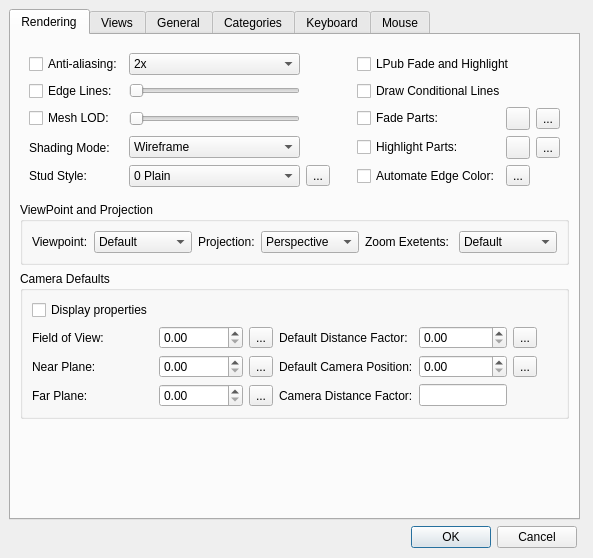
Above: lclib/qt/lc_qpreferencesdialog.ui from trevorsandy/lpub3d-ci before the change. Below: the same form after it.
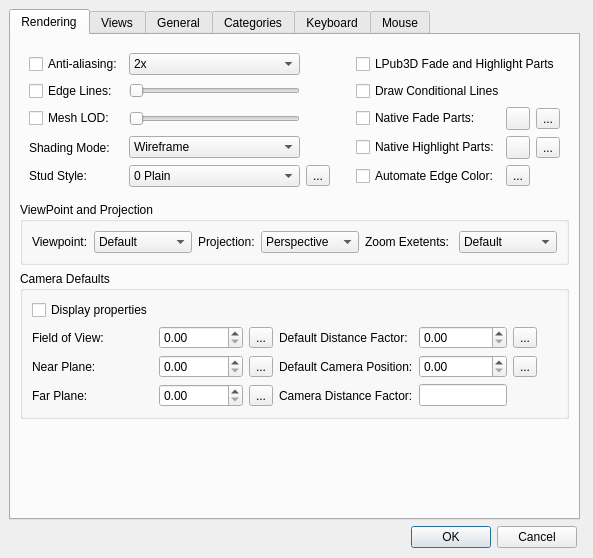
That is the form after the change. Icons and pictures are not drawn.

Commit message: Improve integration of BuildMods with fade steps and highlight step #776

```diff
--- a/lclib/qt/lc_qpreferencesdialog.ui
+++ b/lclib/qt/lc_qpreferencesdialog.ui
@@ -619,7 +619,7 @@
            <string>Enable visual editor fade parts behaviour</string>
           </property>
           <property name="text">
-           <string>Fade Parts:</string>
+           <string>Native Fade Parts:</string>
           </property>
          </widget>
         </item>
@@ -646,7 +646,7 @@
            <string>Enable visual editor highlight parts behaviour</string>
           </property>
           <property name="text">
-           <string>Highlight Parts:</string>
+           <string>Native Highlight Parts:</string>
           </property>
          </widget>
         </item>
@@ -694,13 +694,13 @@
           </property>
          </widget>
         </item>
-        <item row="0" column="3" colspan="2">
+        <item row="0" column="3" colspan="3">
          <widget class="QCheckBox" name="LPubFadeHighlight">
           <property name="toolTip">
            <string>Make faded parts translucent but do not draw back faces or highlight part edges using LPub3D behaviour</string>
           </property>
           <property name="text">
-           <string>LPub Fade and Highlight</string>
+           <string>LPub3D Fade and Highlight Parts</string>
           </property>
          </widget>
         </item>
```
Left out of the diff: 2 changed lines with no effect on the pictures. The commit also changes 10 other files.
